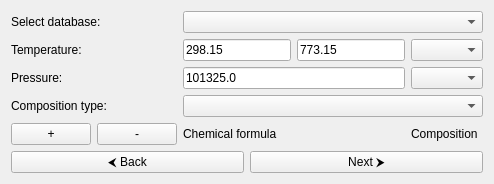
The window that GUI/Ubuntu/src/gui/ui/input/regression_page.ui (srebughini/ASALI) describes before a commit, drawn with Qt 5.
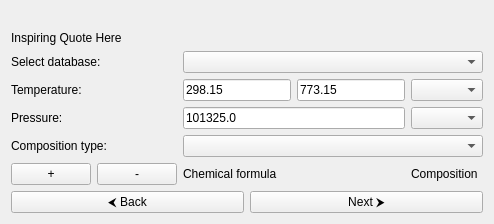
The same window after the commit. Icons and pictures are not drawn.

The edit to the form file:
```diff
--- a/GUI/Ubuntu/src/gui/ui/input/regression_page.ui
+++ b/GUI/Ubuntu/src/gui/ui/input/regression_page.ui
@@ -2,6 +2,22 @@
 <ui version="4.0">
     <class>RegressionInputPage</class>
         <widget class="QWidget" name="RegressionInputPage">
+            <layout class="QVBoxLayout" name="beerLogoLayout">
+                <item>
+                    <widget class="QLabel" name="logoLabel">
+                        <property name="pixmap">
+                            <pixmap>:images/BigLogo.png</pixmap> <!-- Reference to logo -->
+                        </property>
+                    </widget>
+                </item>
+                <item>
+                    <widget class="QLabel" name="beerQuoteLabel">
+                        <property name="text">
+                            <string>Inspiring Quote Here</string>
+                        </property>
+                    </widget>
+                </item>
+                <item>
             <layout class="QGridLayout" name="gridLayout">
                 <!-- Row 0 -->
                 <item row="0" column="0">
@@ -144,6 +160,8 @@
                                     <string>Go to results page</string>
                                 </property>
                             </widget>
+                                </item>
+                            </layout>
                         </item>
                     </layout>
                 </item>
```
Lines whose indentation alone changed are shown as unchanged.
